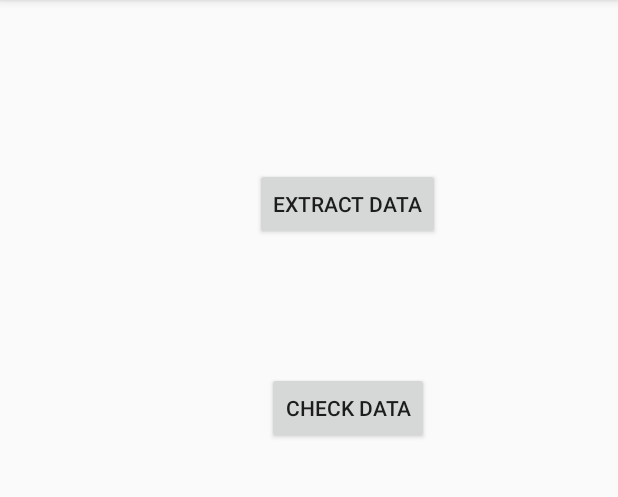
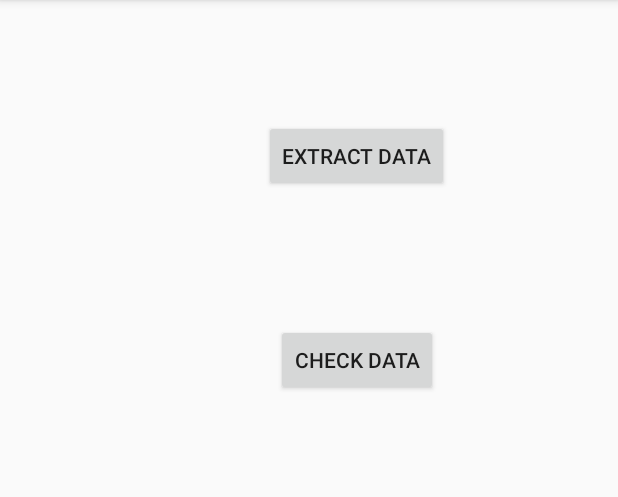
Before and after one commit to LEAP-Systems/LEAP_android_app, an Android app: the screen it shows after launch (MainActivity), on a phone screen of 412 x 824 dp, the part 84-581 px from its top. Run offline under Robolectric (Android 15) with nearby library versions, the phone set to English and light mode, and no system bars; libraries missing offline, so code that uses them is left out: androidx.camera.core.

```diff
--- a/app/src/main/res/layout/activity_main.xml
+++ b/app/src/main/res/layout/activity_main.xml
@@ -10,16 +10,13 @@
     <FrameLayout
         android:id="@+id/menu_frag"
         android:name="com.leap_android.MenuFragment"
-        android:layout_width="354dp"
-        android:layout_height="637dp"
-        android:layout_marginTop="48dp"
-        android:layout_marginEnd="32dp"
-        android:layout_marginRight="32dp"
+        android:layout_width="348dp"
+        android:layout_height="659dp"
+        android:layout_marginTop="16dp"
         android:layout_weight="2"
         app:layout_constraintEnd_toEndOf="parent"
+        app:layout_constraintStart_toStartOf="parent"
         app:layout_constraintTop_toTopOf="parent" />
 
 
-
-
 </androidx.constraintlayout.widget.ConstraintLayout>
```
Also changed, not shown: app/src/main/java/com/leap_android/CameraFragment.java (+14 -6 lines), app/src/main/java/com/leap_android/MainActivity.java (+15 -0 lines), app/src/main/res/layout/cam_frag_layout.xml (+6 -8 lines).
